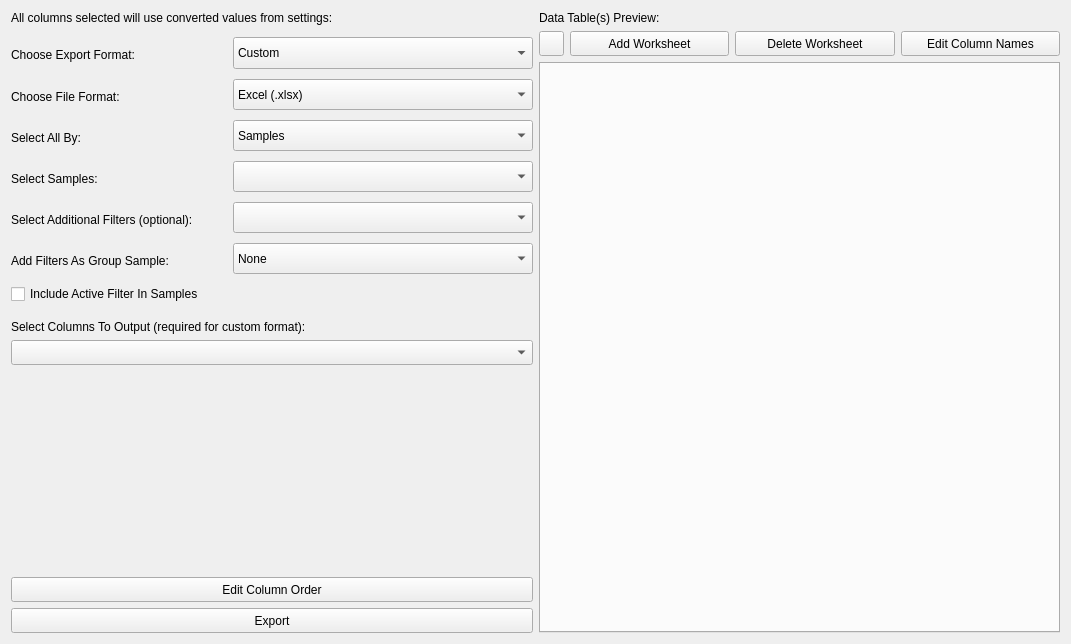
The window that ui/ExporterUI.ui (kathrynmetcalf/GeoCORK) describes before a commit, drawn with Qt 5.
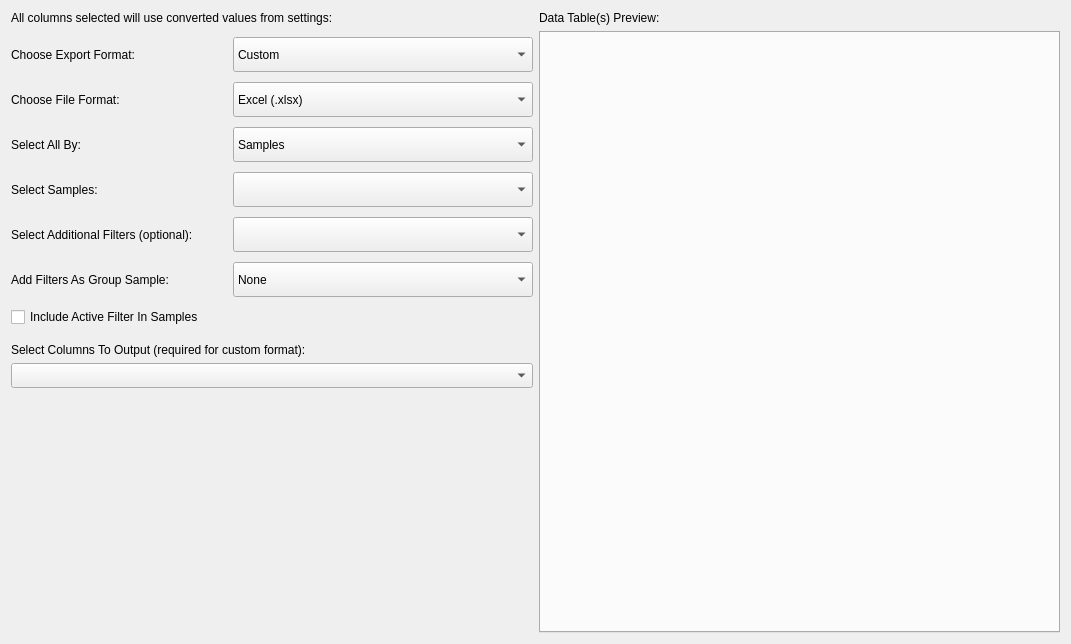
The same window after the commit. Custom widgets are drawn as their Qt base class.

Commit message: Made various buttons manually created so they follow macOS stylesheet hints.

```diff
--- a/ui/ExporterUI.ui
+++ b/ui/ExporterUI.ui
@@ -506,50 +506,6 @@
        </property>
       </widget>
      </item>
-     <item>
-      <widget class="QPushButton" name="editorder_pushbutton">
-       <property name="minimumSize">
-        <size>
-         <width>0</width>
-         <height>25</height>
-        </size>
-       </property>
-       <property name="maximumSize">
-        <size>
-         <width>550</width>
-         <height>25</height>
-        </size>
-       </property>
-       <property name="statusTip">
-        <string>Edits the selected columns order in the currently selected worksheet.</string>
-       </property>
-       <property name="text">
-        <string>Edit Column Order</string>
-       </property>
-      </widget>
-     </item>
-     <item>
-      <widget class="QPushButton" name="export_pushbutton">
-       <property name="minimumSize">
-        <size>
-         <width>0</width>
-         <height>25</height>
-        </size>
-       </property>
-       <property name="maximumSize">
-        <size>
-         <width>550</width>
-         <height>25</height>
-        </size>
-       </property>
-       <property name="statusTip">
-        <string>Exports the given worksheets or database, does not modify data in the database</string>
-       </property>
-       <property name="text">
-        <string>Export</string>
-       </property>
-      </widget>
-     </item>
     </layout>
    </item>
    <item>
@@ -562,93 +518,7 @@
       </widget>
      </item>
      <item>
-      <layout class="QHBoxLayout" name="horizontalLayout_4">
-       <item>
-        <widget class="QPushButton" name="refreshbutton">
-         <property name="minimumSize">
-          <size>
-           <width>25</width>
-           <height>25</height>
-          </size>
-         </property>
-         <property name="maximumSize">
-          <size>
-           <width>25</width>
-           <height>25</height>
-          </size>
-         </property>
-         <property name="text">
-          <string/>
-         </property>
-        </widget>
-       </item>
-       <item>
-        <widget class="QPushButton" name="add_workbook_button">
-         <property name="minimumSize">
-          <size>
-           <width>0</width>
-           <height>25</height>
-          </size>
-         </property>
-         <property name="maximumSize">
-          <size>
-           <width>16777215</width>
-           <height>25</height>
-          </size>
-         </property>
-         <property name="statusTip">
-          <string>Adds a worksheet to the exporter</string>
-         </property>
-         <property name="text">
-          <string>Add Worksheet</string>
-         </property>
-        </widget>
-       </item>
-       <item>
-        <widget class="QPushButton" name="remove_workbook_button">
-         <property name="minimumSize">
-          <size>
-           <width>0</width>
-           <height>25</height>
-          </size>
-         </property>
-         <property name="maximumSize">
-          <size>
-           <width>16777215</width>
-           <height>25</height>
-          </size>
-         </property>
-         <property name="statusTip">
-          <string>Deletes the currently viewed worksheet from the exporter</string>
-         </property>
-         <property name="text">
-          <string>Delete Worksheet</string>
-         </property>
-        </widget>
-       </item>
-       <item>
-        <widget class="QPushButton" name="edit_columnnames_pushButton">
-         <property name="minimumSize">
-          <size>
-           <width>0</width>
-           <height>25</height>
-          </size>
-         </property>
-         <property name="maximumSize">
-          <size>
-           <width>16777215</width>
-           <height>25</height>
-          </size>
-         </property>
-         <property name="statusTip">
-          <string>Edits the column names to be exported. Column names seen below are what will be exported, not what they are called in the database.</string>
-         </property>
-         <property name="text">
-          <string>Edit Column Names</string>
-         </property>
-        </widget>
-       </item>
-      </layout>
+      <layout class="QHBoxLayout" name="worksheetbutton_layout"/>
      </item>
      <item>
       <widget class="QTabWidget" name="workbooktabs">
```
Left out of the diff: 8 changed lines with no effect on the pictures. The commit also changes 3 other files.
